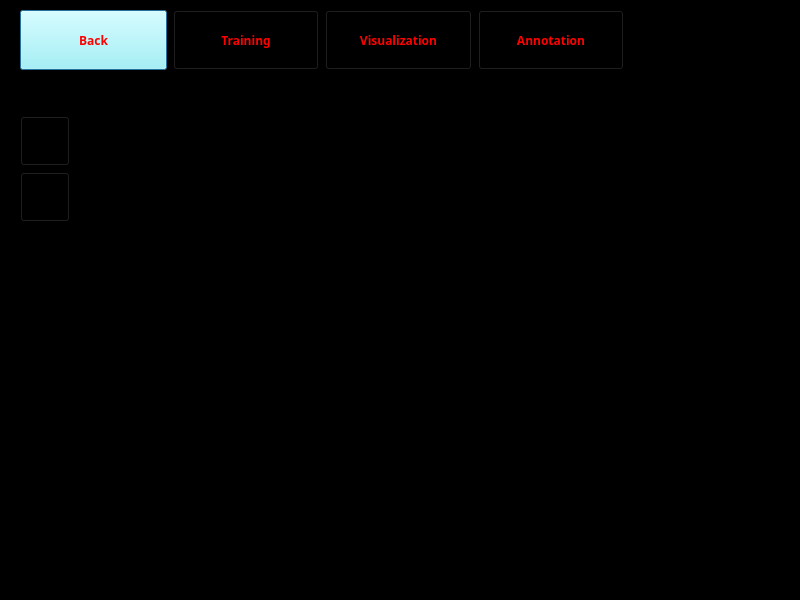
Qt form rLearning_Computer_Vision/Learn_Computer_Vision_Dialog.ui (SAIL-LAB155/Learning_Computer_Vision) before a commit.
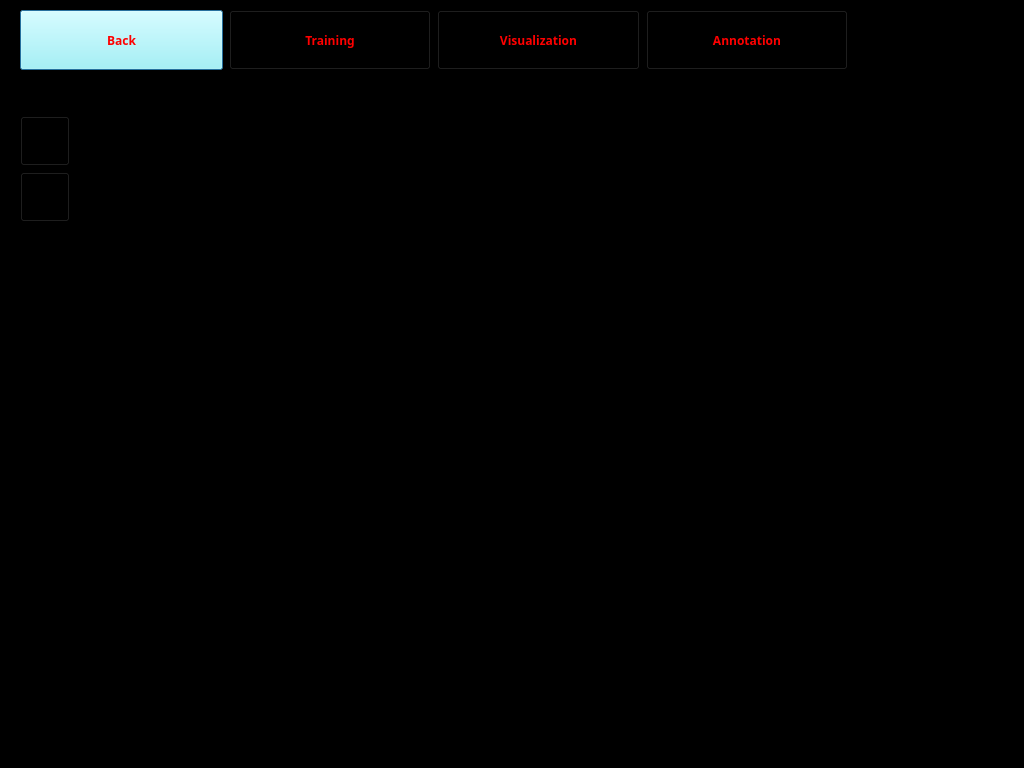
The same form after that commit. Icons and pictures are not drawn.

What changed in the file:
```diff
--- a/rLearning_Computer_Vision/Learn_Computer_Vision_Dialog.ui
+++ b/rLearning_Computer_Vision/Learn_Computer_Vision_Dialog.ui
@@ -12,8 +12,8 @@
    <rect>
     <x>0</x>
     <y>0</y>
-    <width>800</width>
-    <height>600</height>
+    <width>1024</width>
+    <height>768</height>
    </rect>
   </property>
   <property name="sizePolicy">
@@ -24,14 +24,14 @@
   </property>
   <property name="minimumSize">
    <size>
-    <width>800</width>
-    <height>600</height>
+    <width>1024</width>
+    <height>768</height>
    </size>
   </property>
   <property name="maximumSize">
    <size>
-    <width>1024</width>
-    <height>768</height>
+    <width>1280</width>
+    <height>1024</height>
    </size>
   </property>
   <property name="sizeIncrement">
```
